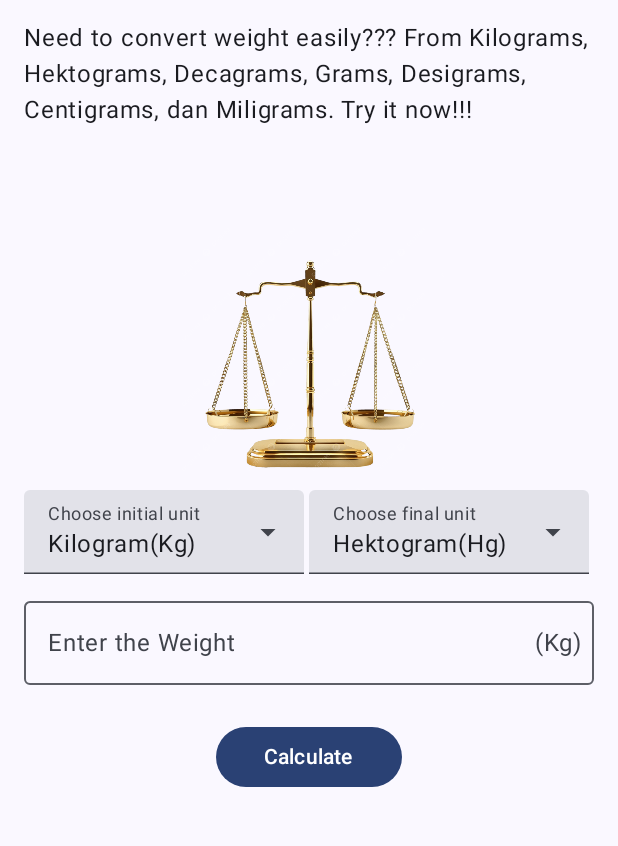
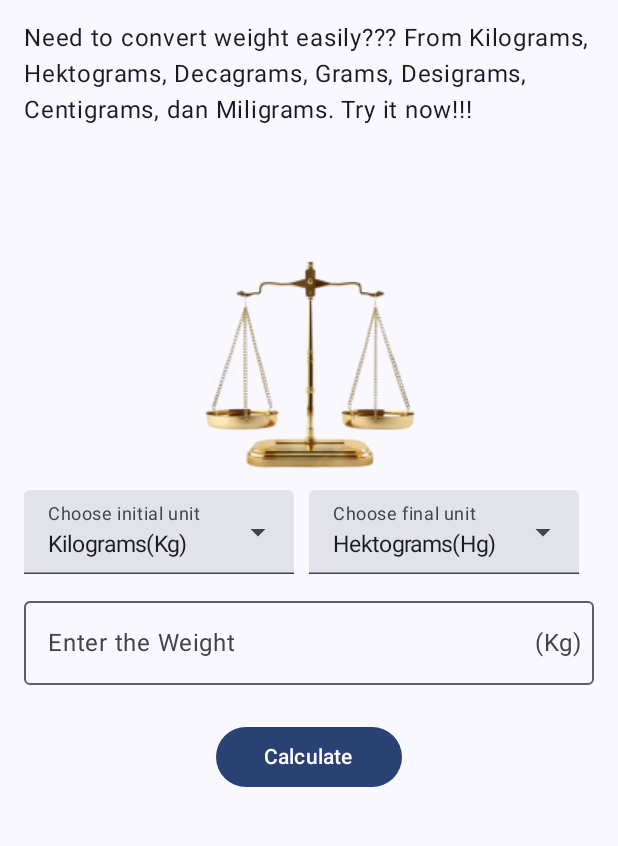
Before and after one commit to Aleaatapasya/Assesment1-Mobpro, an Android app built with Jetpack Compose: the screen it shows after launch (MainActivity), on a phone screen of 412 x 824 dp, the part 96-942 px from its top. Run offline under Robolectric (Android 15) with nearby library versions, the phone set to English and light mode, and no system bars.

Commit message:
memperbaiki tampilan main screen

```diff
--- a/app/src/main/java/com/aleaatapasya0002/assesment1/ui/screen/MainScreen.kt
+++ b/app/src/main/java/com/aleaatapasya0002/assesment1/ui/screen/MainScreen.kt
@@ -13,6 +13,7 @@ import androidx.compose.foundation.layout.fillMaxSize
 import androidx.compose.foundation.layout.fillMaxWidth
 import androidx.compose.foundation.layout.padding
 import androidx.compose.foundation.layout.size
+import androidx.compose.foundation.layout.width
 import androidx.compose.foundation.text.KeyboardOptions
 import androidx.compose.material.icons.Icons
 import androidx.compose.material.icons.filled.Info
@@ -43,14 +44,15 @@ import androidx.compose.runtime.remember
 import androidx.compose.runtime.setValue
 import androidx.compose.ui.Alignment
 import androidx.compose.ui.Modifier
-import androidx.compose.ui.graphics.Color
 import androidx.compose.ui.platform.LocalContext
 import androidx.compose.ui.res.painterResource
 import androidx.compose.ui.res.stringResource
+import androidx.compose.ui.text.TextStyle
 import androidx.compose.ui.text.input.ImeAction
 import androidx.compose.ui.text.input.KeyboardType
 import androidx.compose.ui.tooling.preview.Preview
 import androidx.compose.ui.unit.dp
+import androidx.compose.ui.unit.sp
 import androidx.navigation.NavController
 import androidx.navigation.compose.rememberNavController
 import com.aleaatapasya0002.assesment1.R
@@ -128,7 +130,7 @@ fun ScreenContent(modifier: Modifier = Modifier) {
             Box(
                 modifier = Modifier
                     .fillMaxWidth()
-                    .padding(end = 3.dp)
+                    .padding(end = 1.dp)
                     .weight(1f)
             ) {
                 ExposedDropdownMenuBox(
@@ -145,7 +147,11 @@ fun ScreenContent(modifier: Modifier = Modifier) {
                         trailingIcon = {
                             ExposedDropdownMenuDefaults.TrailingIcon(expanded = expandedAwal.value)
                         },
-                        modifier = Modifier.menuAnchor()
+                        textStyle = TextStyle(fontSize = 15.sp),
+                        singleLine = true,
+                        modifier = Modifier
+                            .menuAnchor()
+                            .width(180.dp)
                     )
                     ExposedDropdownMenu(
                         expanded = expandedAwal.value,
@@ -166,7 +172,7 @@ fun ScreenContent(modifier: Modifier = Modifier) {
             Box(
                 modifier = Modifier
                     .fillMaxWidth()
-                    .padding(end = 3.dp)
+                    .padding(end = 1.dp)
                     .weight(1f)
             ) {
                 ExposedDropdownMenuBox(
@@ -183,7 +189,11 @@ fun ScreenContent(modifier: Modifier = Modifier) {
                         trailingIcon = {
                             ExposedDropdownMenuDefaults.TrailingIcon(expanded = expandedAkhir.value)
                         },
-                        modifier = Modifier.menuAnchor()
+                        textStyle = TextStyle(fontSize = 15.sp),
+                        singleLine = true,
+                        modifier = Modifier
+                            .menuAnchor()
+                            .width(180.dp)
                     )
                     ExposedDropdownMenu(
                         expanded = expandedAkhir.value,
@@ -291,7 +301,8 @@ fun OverflowMenu(navController: NavController) {
                 leadingIcon = {
                     Icon(
                         imageVector = Icons.Default.Info,
-                        contentDescription = stringResource(R.string.tentang_aplikasi)
+                        contentDescription = stringResource(R.string.tentang_aplikasi),
+                        tint = MaterialTheme.colorScheme.primary
                     ) },
                         text = {Text(text = stringResource(R.string.tentang_aplikasi))},
                         onClick = {
@@ -305,7 +316,7 @@ fun OverflowMenu(navController: NavController) {
                                 painter = painterResource(R.drawable.help),
                                 modifier = Modifier.size(22.dp),
                                 contentDescription = stringResource(R.string.tutorial),
-                                tint = Color.Black
+                                tint = MaterialTheme.colorScheme.primary
                             )
                         },
                         text = {Text(text = stringResource(R.string.tutorial))},
--- a/app/src/main/res/values/strings.xml
+++ b/app/src/main/res/values/strings.xml
@@ -2,13 +2,13 @@
     <string name="app_name">Assesment1</string>
     <string name="intro">Need to convert weight easily??? From Kilograms, Hektograms, Decagrams, Grams, Desigrams, Centigrams, dan Miligrams. Try it now!!!</string>
     <string name="gambar">This is a picture of a scale </string>
-    <string name="kg">Kilogram(Kg)</string>
-    <string name="hg">Hektogram(Hg)</string>
-    <string name="dag">Decagram(Dag)</string>
+    <string name="kg">Kilograms(Kg)</string>
+    <string name="hg">Hektograms(Hg)</string>
+    <string name="dag">Decagrams(Dag)</string>
     <string name="gram">Gram(Gr)</string>
-    <string name="dg">Desigram(Dg)</string>
-    <string name="cg">Centigram(Cg)</string>
-    <string name="mg">Milligram(Mg)</string>
+    <string name="dg">Desigrams(Dg)</string>
+    <string name="cg">Centigrams(Cg)</string>
+    <string name="mg">Milligrams(Mg)</string>
     <string name="satuan_awal">Choose initial unit</string>
     <string name="satuan_akhir">Choose final unit</string>
     <string name="input">Enter the Weight</string>
@@ -16,11 +16,11 @@
     <string name="button">Calculate</string>
     <string name="hasil">%1$s %2$s</string>
     <string name="tentang_aplikasi">About Screen</string>
-    <string name="copyright">The Weight Unit Conversion Application is an Android application that is made to assist users in converting from one unit of weight to another. Then this application is equipped with a share feature to help users if they want to share their conversion results\n\n This application was created for Assesment 1 Programming for Mobile Devices 1\n\nCopyright© 2025–2026 Alea Atapasya.\nAll rights reserved</string>
+    <string name="copyright">The Weight Unit Conversion Application is an Android application that is made to assist users in converting from one unit of weight to another. Then this application is equipped with a share feature to help users if they want to share their conversion results\n\nThis application was created for Assesment 1 Programming for Mobile Devices 1\n\nCopyright© 2025–2026 Alea Atapasya.\nAll rights reserved</string>
     <string name="menu_overflow">Menu Overflow</string>
     <string name="tutorial">Usage Tutorial</string>
     <string name="kembali">Back</string>
-    <string name="deskripsi">Here are the procedures for using the weight conversion application, including:\n\n1.Choose the initial unit\nBy clicking the dropdown menu and choose the weight unit\n2.Choose the final unit\nBy clicking the dropdown menu and choose the weight unit\n3. Enter the weight unit\nBy tapping the input column and entering the weight number you want to convert.\n4.Click the calculate button\nClick the calculate button to see the conversion results\n5. View and share the results\nThen you can see the results and can share the results using the share button</string>
+    <string name="deskripsi">Here are the procedures for using the weight conversion application, including:\n\n1.Choose the initial unit\nBy clicking the dropdown menu and choose the weight unit\n\n2.Choose the final unit\nBy clicking the dropdown menu and choose the weight unit\n\n3. Enter the weight unit\nBy tapping the input column and entering the weight number you want to convert.\n\n4.Click the calculate button\nClick the calculate button to see the conversion results\n\n5. View and share the results\nThen you can see the results and can share the results using the share button</string>
     <string name="bagikan">Share</string>
     <string name="bagikan_template">Initial Unit: %1$s\nConverted To: %2$s\n\nValue before conversiom: %3$s %1$s Results after conversion: %4$s %2$s</string>
 
```
Also changed, not shown: app/src/main/res/drawable-hdpi/gambar_intro.png, app/src/main/res/drawable-hdpi/help.png, app/src/main/res/drawable-ldpi/gambar_intro.png, app/src/main/res/drawable-ldpi/help.png, app/src/main/res/drawable-mdpi/gambar_intro.png, app/src/main/res/drawable-mdpi/help.png, app/src/main/res/drawable-xhdpi/gambar_intro.png, app/src/main/res/drawable-xhdpi/help.png, app/src/main/res/drawable-xxhdpi/gambar_intro.png, app/src/main/res/drawable-xxhdpi/help.png, app/src/main/res/drawable-xxxhdpi/help.png, 1 other file.
